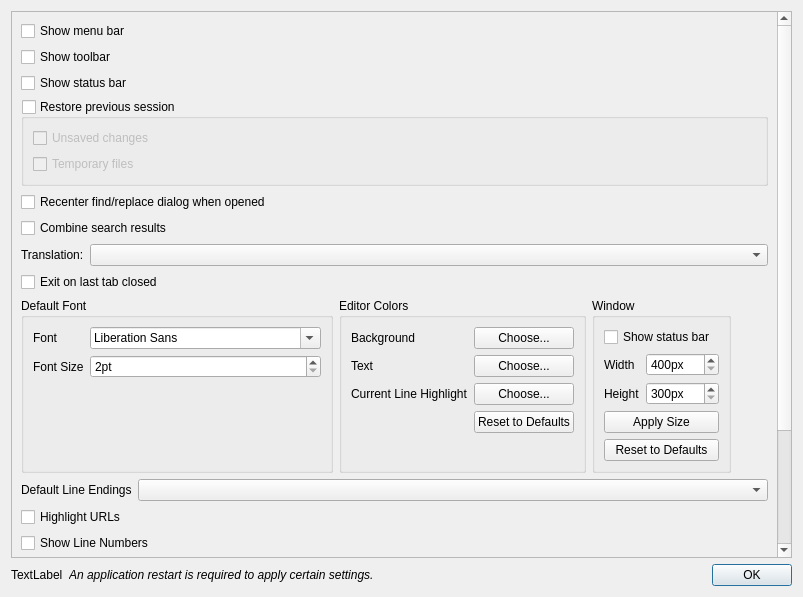
Old version of the form src/dialogs/PreferencesDialog.ui in the repository neungzap/NotepadNext.
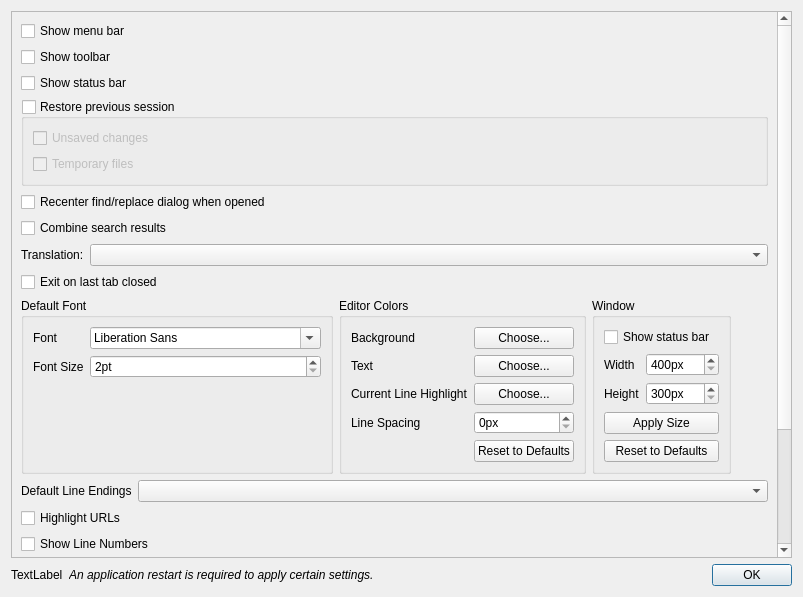
New version of the form.

Commit message:
Add adjustable editor line spacing; remove leftover single-instance debug salt
- Preferences: new "Line Spacing" control (extra pixel spacing above/below
  each line) with a reset-to-defaults option, useful for scripts like Thai
  where tone marks/vowels need a bit more vertical room.
- Removed a debug-only single-instance key suffix that had accidentally
  been left in a previous commit.

```diff
--- a/src/dialogs/PreferencesDialog.ui
+++ b/src/dialogs/PreferencesDialog.ui
@@ -213,7 +213,27 @@
               </property>
              </widget>
             </item>
+            <item row="3" column="0">
+             <widget class="QLabel" name="labelLineSpacing">
+              <property name="text">
+               <string>Line Spacing</string>
+              </property>
+             </widget>
+            </item>
             <item row="3" column="1">
+             <widget class="QSpinBox" name="spbEditorLineSpacing">
+              <property name="suffix">
+               <string>px</string>
+              </property>
+              <property name="minimum">
+               <number>0</number>
+              </property>
+              <property name="maximum">
+               <number>30</number>
+              </property>
+             </widget>
+            </item>
+            <item row="4" column="1">
              <widget class="QPushButton" name="btnEditorColorsReset">
               <property name="text">
                <string>Reset to Defaults</string>
```
The commit also changes 5 other files.
